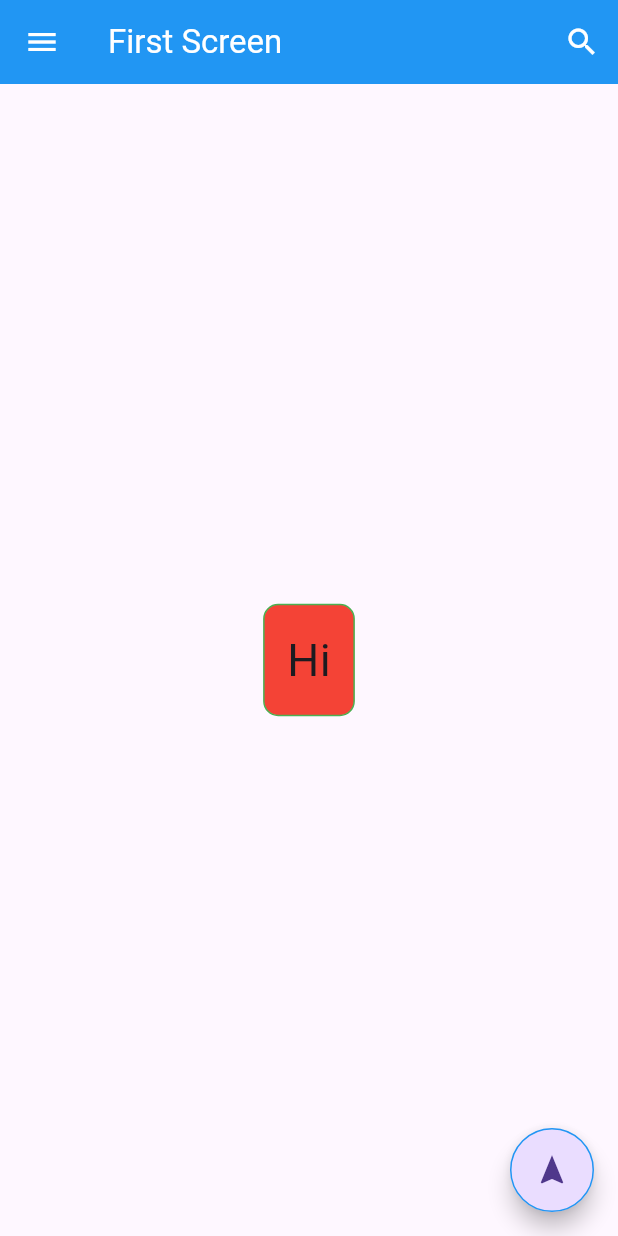
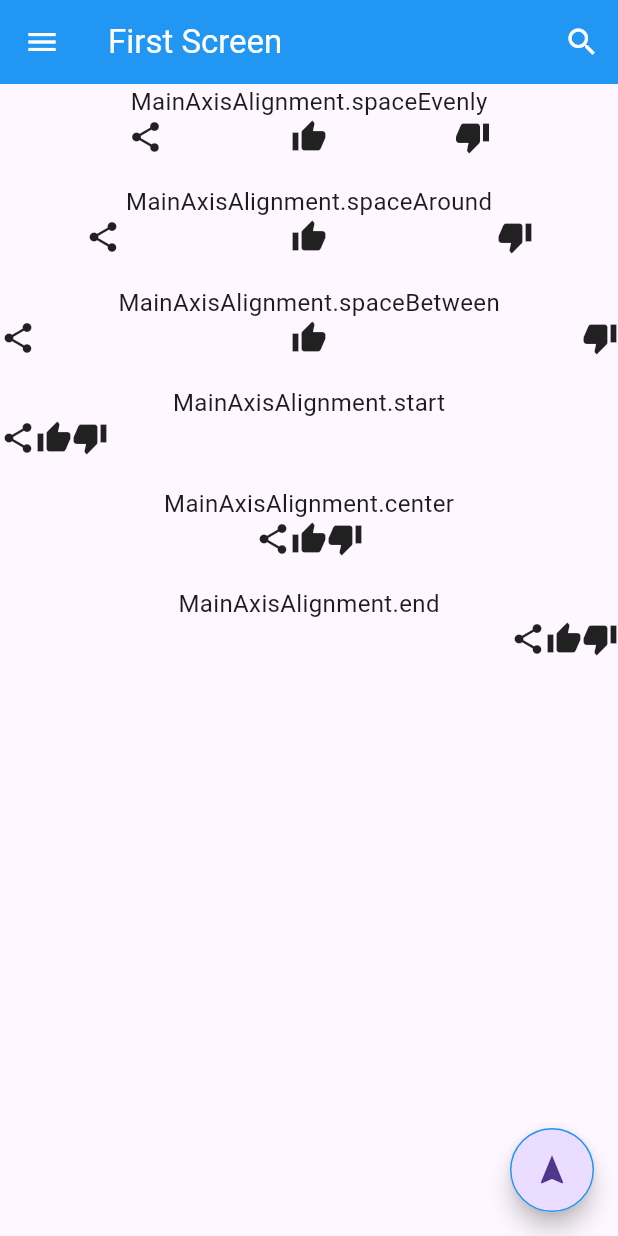
Before and after one commit to alriansyah/flutter-dicoding, a Flutter app: the screen it shows after launch, on a phone screen of 412 x 824 dp. Run offline on Flutter 3.47's test engine with Material 3 defaults, Android fonts, the phone set to English and light mode, and no system bars.

Commit message:
Row And Column

```diff
--- /dev/null
+++ b/Flutter Dasar/flutter_materi/lib/4-RowAndColumn.dart
@@ -0,0 +1,159 @@
+import 'package:flutter/material.dart';
+
+class RowAndColumn extends StatelessWidget {
+  const RowAndColumn({Key? key}) : super(key: key);
+
+  @override
+  Widget build(BuildContext context) {
+    return Scaffold(
+      appBar: AppBar(
+        title: const Text('First Screen',
+            style: TextStyle(
+              color: Colors.white,
+            )),
+        actions: <Widget>[
+          IconButton(
+            icon: const Icon(
+              Icons.search,
+              color: Colors.white,
+            ),
+            onPressed: () {},
+          ),
+        ],
+        leading: IconButton(
+          icon: const Icon(
+            Icons.menu,
+            color: Colors.white,
+          ),
+          onPressed: () {},
+        ),
+        backgroundColor: Colors.blue,
+      ),
+      body: const Column(
+        children: [
+          Column(
+            children: <Widget>[
+              Column(children: [
+                Row(mainAxisAlignment: MainAxisAlignment.center, children: [
+                  Text(
+                    'MainAxisAlignment.spaceEvenly',
+                    style: TextStyle(fontSize: 16.0),
+                  ),
+                ]),
+                Row(
+                    mainAxisAlignment: MainAxisAlignment.spaceEvenly,
+                    children: [
+                      Icon(Icons.share),
+                      Icon(Icons.thumb_up),
+                      Icon(Icons.thumb_down),
+                    ]),
+              ]),
+              SizedBox(height: 20),
+            ],
+          ),
+          Column(
+            children: <Widget>[
+              Column(children: [
+                Row(mainAxisAlignment: MainAxisAlignment.center, children: [
+                  Text(
+                    'MainAxisAlignment.spaceAround',
+                    style: TextStyle(fontSize: 16.0),
+                  ),
+                ]),
+                Row(
+                    mainAxisAlignment: MainAxisAlignment.spaceAround,
+                    children: [
+                      Icon(Icons.share),
+                      Icon(Icons.thumb_up),
+                      Icon(Icons.thumb_down),
+                    ]),
+                SizedBox(height: 20),
+              ])
+            ],
+          ),
+          Column(
+            children: <Widget>[
+              Column(children: [
+                Row(mainAxisAlignment: MainAxisAlignment.center, children: [
+                  Text(
+                    'MainAxisAlignment.spaceBetween',
+                    style: TextStyle(fontSize: 16.0),
+                  ),
+                ]),
+                Row(
+                    mainAxisAlignment: MainAxisAlignment.spaceBetween,
+                    children: [
+                      Icon(Icons.share),
+                      Icon(Icons.thumb_up),
+                      Icon(Icons.thumb_down),
+                    ]),
+                SizedBox(height: 20),
+              ])
+            ],
+          ),
+          Column(
+            children: <Widget>[
+              Column(children: [
+                Row(mainAxisAlignment: MainAxisAlignment.center, children: [
+                  Text(
+                    'MainAxisAlignment.start',
+                    style: TextStyle(fontSize: 16.0),
+                  ),
+                ]),
+                Row(mainAxisAlignment: MainAxisAlignment.start, children: [
+                  Icon(Icons.share),
+                  Icon(Icons.thumb_up),
+                  Icon(Icons.thumb_down),
+                ]),
+                SizedBox(height: 20),
+              ])
+            ],
+          ),
+          Column(
+            children: <Widget>[
+              Column(children: [
+                Row(mainAxisAlignment: MainAxisAlignment.center, children: [
+                  Text(
+                    'MainAxisAlignment.center',
+                    style: TextStyle(fontSize: 16.0),
+                  ),
+                ]),
+                Row(mainAxisAlignment: MainAxisAlignment.center, children: [
+                  Icon(Icons.share),
+                  Icon(Icons.thumb_up),
+                  Icon(Icons.thumb_down),
+                ]),
+                SizedBox(height: 20),
+              ])
+            ],
+          ),
+          Column(
+            children: <Widget>[
+              Column(children: [
+                Row(mainAxisAlignment: MainAxisAlignment.center, children: [
+                  Text(
+                    'MainAxisAlignment.end',
+                    style: TextStyle(fontSize: 16.0),
+                  ),
+                ]),
+                Row(mainAxisAlignment: MainAxisAlignment.end, children: [
+                  Icon(Icons.share),
+                  Icon(Icons.thumb_up),
+                  Icon(Icons.thumb_down),
+                ]),
+              ])
+            ],
+          ),
+        ],
+      ),
+      floatingActionButton: FloatingActionButton(
+        onPressed: () {},
+        shape: const CircleBorder(
+            side: BorderSide(
+          color: Colors.blue,
+        )),
+        child: const Icon(Icons.navigation),
+      ),
+    );
+  }
+}
--- a/Flutter Dasar/flutter_materi/lib/main.dart
+++ b/Flutter Dasar/flutter_materi/lib/main.dart
@@ -2,6 +2,7 @@ import 'package:flutter/material.dart';
 import './1-StatelessWidget.dart';
 import '2-StatefulWidget.dart';
 import './3-Scafold.dart';
+import './4-RowAndColumn.dart';
 
 void main() {
   runApp(MyApp());
@@ -15,7 +16,7 @@ class MyApp extends StatelessWidget {
       theme: ThemeData(
         primarySwatch: Colors.blue,
       ),
-      home: const FirstScreen(),
+      home: const RowAndColumn(),
     );
   }
 }
```
